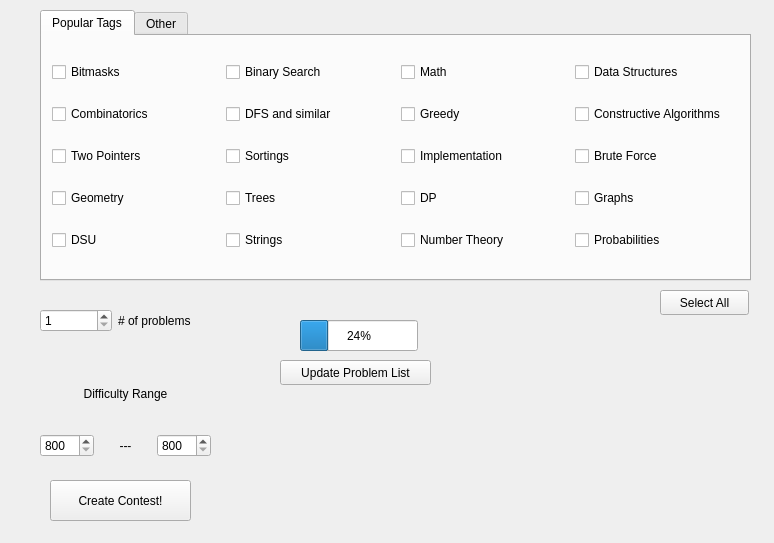
This is CF_Problem_Scalp/GUI/form.ui in rlicoder/Side-Projects as Qt 5 draws it before an edit. The edited form follows.
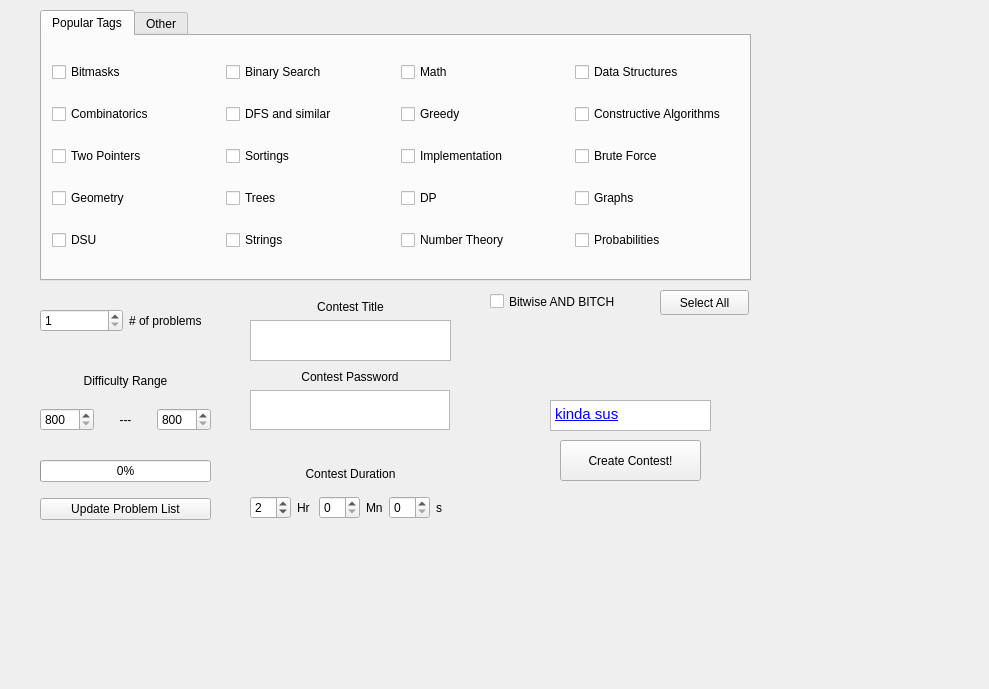
This is the edited form.

Commit message: more gui updates, selenium implementation

Patch:
```diff
--- a/CF_Problem_Scalp/GUI/form.ui
+++ b/CF_Problem_Scalp/GUI/form.ui
@@ -6,8 +6,8 @@
    <rect>
     <x>0</x>
     <y>0</y>
-    <width>774</width>
-    <height>543</height>
+    <width>989</width>
+    <height>689</height>
    </rect>
   </property>
   <property name="windowTitle">
@@ -19,7 +19,7 @@
      <x>40</x>
      <y>360</y>
      <width>171</width>
-     <height>97</height>
+     <height>71</height>
     </rect>
    </property>
    <layout class="QVBoxLayout" name="verticalLayout_5">
@@ -78,38 +78,12 @@
     </item>
    </layout>
   </widget>
-  <widget class="QProgressBar" name="progressBar">
-   <property name="geometry">
-    <rect>
-     <x>300</x>
-     <y>320</y>
-     <width>118</width>
-     <height>31</height>
-    </rect>
-   </property>
-   <property name="value">
-    <number>24</number>
-   </property>
-  </widget>
-  <widget class="QPushButton" name="pushButton">
-   <property name="geometry">
-    <rect>
-     <x>280</x>
-     <y>360</y>
-     <width>151</width>
-     <height>25</height>
-    </rect>
-   </property>
-   <property name="text">
-    <string>Update Problem List</string>
-   </property>
-  </widget>
   <widget class="QWidget" name="horizontalLayoutWidget_3">
    <property name="geometry">
     <rect>
      <x>40</x>
      <y>300</y>
-     <width>151</width>
+     <width>171</width>
      <height>41</height>
     </rect>
    </property>
@@ -480,8 +454,8 @@
   <widget class="QPushButton" name="pushButton_3">
    <property name="geometry">
     <rect>
-     <x>50</x>
-     <y>480</y>
+     <x>560</x>
+     <y>440</y>
      <width>141</width>
      <height>41</height>
     </rect>
@@ -490,6 +464,226 @@
     <string>Create Contest!</string>
    </property>
   </widget>
+  <widget class="QCheckBox" name="checkBox_37">
+   <property name="geometry">
+    <rect>
+     <x>490</x>
+     <y>290</y>
+     <width>161</width>
+     <height>23</height>
+    </rect>
+   </property>
+   <property name="text">
+    <string>Bitwise AND BITCH</string>
+   </property>
+  </widget>
+  <widget class="QWidget" name="verticalLayoutWidget_10">
+   <property name="geometry">
+    <rect>
+     <x>250</x>
+     <y>370</y>
+     <width>202</width>
+     <height>71</height>
+    </rect>
+   </property>
+   <layout class="QVBoxLayout" name="verticalLayout_10">
+    <property name="sizeConstraint">
+     <enum>QLayout::SetFixedSize</enum>
+    </property>
+    <item>
+     <widget class="QLabel" name="label_4">
+      <property name="sizePolicy">
+       <sizepolicy hsizetype="Fixed" vsizetype="Fixed">
+        <horstretch>0</horstretch>
+        <verstretch>0</verstretch>
+       </sizepolicy>
+      </property>
+      <property name="maximumSize">
+       <size>
+        <width>200</width>
+        <height>170</height>
+       </size>
+      </property>
+      <property name="text">
+       <string>Contest Password</string>
+      </property>
+      <property name="alignment">
+       <set>Qt::AlignCenter</set>
+      </property>
+     </widget>
+    </item>
+    <item>
+     <widget class="QTextEdit" name="textEdit">
+      <property name="enabled">
+       <bool>true</bool>
+      </property>
+      <property name="sizePolicy">
+       <sizepolicy hsizetype="Fixed" vsizetype="Fixed">
+        <horstretch>0</horstretch>
+        <verstretch>0</verstretch>
+       </sizepolicy>
+      </property>
+      <property name="maximumSize">
+       <size>
+        <width>200</width>
+        <height>40</height>
+       </size>
+      </property>
+     </widget>
+    </item>
+   </layout>
+  </widget>
+  <widget class="QWidget" name="verticalLayoutWidget_11">
+   <property name="geometry">
+    <rect>
+     <x>250</x>
+     <y>300</y>
+     <width>201</width>
+     <height>61</height>
+    </rect>
+   </property>
+   <layout class="QVBoxLayout" name="verticalLayout_11">
+    <item>
+     <widget class="QLabel" name="label_5">
+      <property name="text">
+       <string>Contest Title</string>
+      </property>
+      <property name="alignment">
+       <set>Qt::AlignCenter</set>
+      </property>
+     </widget>
+    </item>
+    <item>
+     <widget class="QTextEdit" name="textEdit_2"/>
+    </item>
+   </layout>
+  </widget>
+  <widget class="QWidget" name="verticalLayoutWidget_12">
+   <property name="geometry">
+    <rect>
+     <x>250</x>
+     <y>460</y>
+     <width>201</width>
+     <height>61</height>
+    </rect>
+   </property>
+   <layout class="QVBoxLayout" name="verticalLayout_12">
+    <item>
+     <widget class="QLabel" name="label_9">
+      <property name="text">
+       <string>Contest Duration</string>
+      </property>
+      <property name="alignment">
+       <set>Qt::AlignCenter</set>
+      </property>
+     </widget>
+    </item>
+    <item>
+     <layout class="QHBoxLayout" name="horizontalLayout_5">
+      <item>
+       <widget class="QSpinBox" name="hoursBox">
+        <property name="maximum">
+         <number>72</number>
+        </property>
+        <property name="value">
+         <number>2</number>
+        </property>
+       </widget>
+      </item>
+      <item>
+       <widget class="QLabel" name="label_6">
+        <property name="text">
+         <string>Hr</string>
+        </property>
+       </widget>
+      </item>
+      <item>
+       <widget class="QSpinBox" name="minutesBox">
+        <property name="maximum">
+         <number>59</number>
+        </property>
+       </widget>
+      </item>
+      <item>
+       <widget class="QLabel" name="label_8">
+        <property name="text">
+         <string>Mn</string>
+        </property>
+       </widget>
+      </item>
+      <item>
+       <widget class="QSpinBox" name="secondsBox">
+        <property name="maximum">
+         <number>59</number>
+        </property>
+       </widget>
+      </item>
+      <item>
+       <widget class="QLabel" name="label_7">
+        <property name="text">
+         <string>s</string>
+        </property>
+       </widget>
+      </item>
+     </layout>
+    </item>
+   </layout>
+  </widget>
+  <widget class="QWidget" name="verticalLayoutWidget_13">
+   <property name="geometry">
+    <rect>
+     <x>40</x>
+     <y>450</y>
+     <width>171</width>
+     <height>80</height>
+    </rect>
+   </property>
+   <layout class="QVBoxLayout" name="verticalLayout_15">
+    <item>
+     <widget class="QProgressBar" name="progressBar">
+      <property name="value">
+       <number>0</number>
+      </property>
+     </widget>
+    </item>
+    <item>
+     <widget class="QPushButton" name="updateListButton">
+      <property name="text">
+       <string>Update Problem List</string>
+      </property>
+     </widget>
+    </item>
+   </layout>
+  </widget>
+  <widget class="QTextBrowser" name="textBrowser">
+   <property name="geometry">
+    <rect>
+     <x>550</x>
+     <y>400</y>
+     <width>161</width>
+     <height>31</height>
+    </rect>
+   </property>
+   <property name="frameShadow">
+    <enum>QFrame::Sunken</enum>
+   </property>
+   <property name="midLineWidth">
+    <number>0</number>
+   </property>
+   <property name="lineWrapMode">
+    <enum>QTextEdit::WidgetWidth</enum>
+   </property>
+   <property name="html">
+    <string>&lt;!DOCTYPE HTML PUBLIC &quot;-//W3C//DTD HTML 4.0//EN&quot; &quot;http://www.w3.org/TR/REC-html40/strict.dtd&quot;&gt;
+&lt;html&gt;&lt;head&gt;&lt;meta name=&quot;qrichtext&quot; content=&quot;1&quot; /&gt;&lt;style type=&quot;text/css&quot;&gt;
+p, li { white-space: pre-wrap; }
+&lt;/style&gt;&lt;/head&gt;&lt;body style=&quot; font-family:'Ubuntu'; font-size:11pt; font-weight:400; font-style:normal;&quot;&gt;
+&lt;p style=&quot; margin-top:0px; margin-bottom:0px; margin-left:0px; margin-right:0px; -qt-block-indent:0; text-indent:0px;&quot;&gt;&lt;a href=&quot;https://www.ea.com/games/apex-legends/play-now-for-free&quot;&gt;&lt;span style=&quot; text-decoration: underline; color:#0000ff;&quot;&gt;kinda sus&lt;/span&gt;&lt;/a&gt;&lt;/p&gt;&lt;/body&gt;&lt;/html&gt;</string>
+   </property>
+   <property name="openExternalLinks">
+    <bool>true</bool>
+   </property>
+  </widget>
  </widget>
  <resources/>
  <connections/>
```
Left out of the diff: 10 changed lines with no effect on the pictures. The commit also changes 6 other files.
